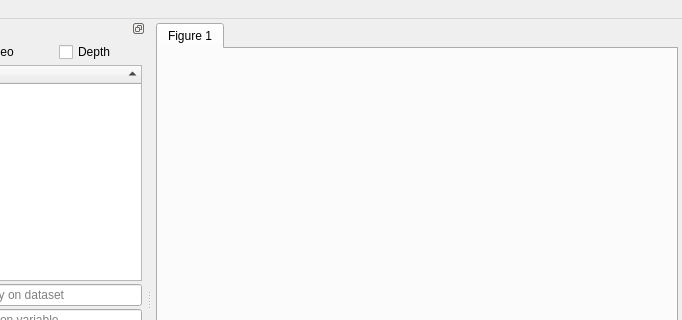
First picture: the form in pylook/ui/pylook.ui, repository AntSimi/PyLook, before the edit; both pictures show x 118 to 800 and y 0 to 320 of the 800 by 600 pixel window.
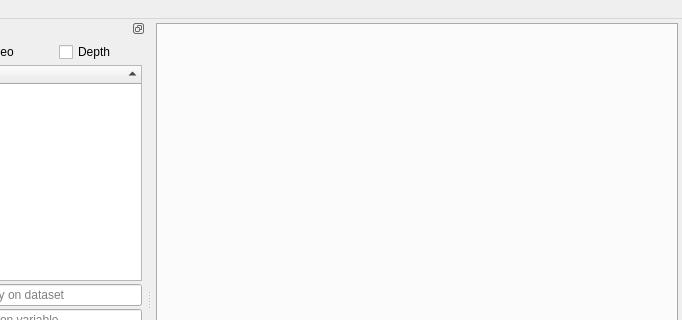
Second picture: the form after the edit. Icons and pictures are not drawn. Custom widgets are drawn as their Qt base class.

Commit message: Start update on modification of tree

What changed in the file:
```diff
--- a/pylook/ui/pylook.ui
+++ b/pylook/ui/pylook.ui
@@ -42,11 +42,6 @@
       <property name="currentIndex">
        <number>0</number>
       </property>
-      <widget class="QWidget" name="start_tab">
-       <attribute name="title">
-        <string>Figure 1</string>
-       </attribute>
-      </widget>
      </widget>
     </item>
    </layout>
```
Left out of the diff: 2 changed lines with no effect on the pictures. The commit also changes 7 other files.
